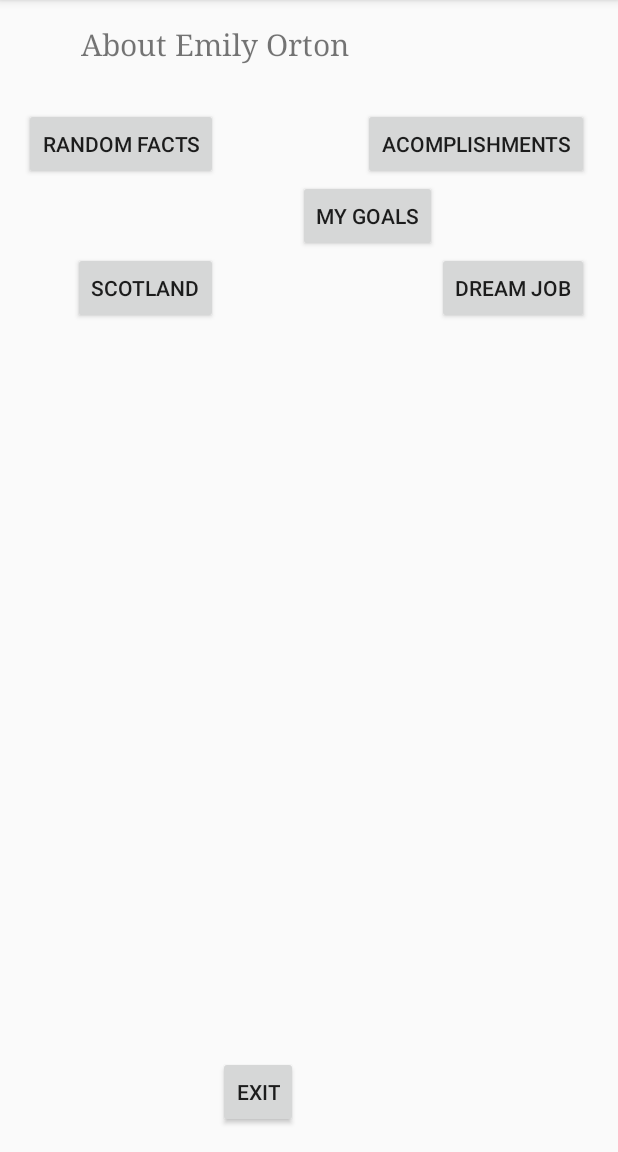
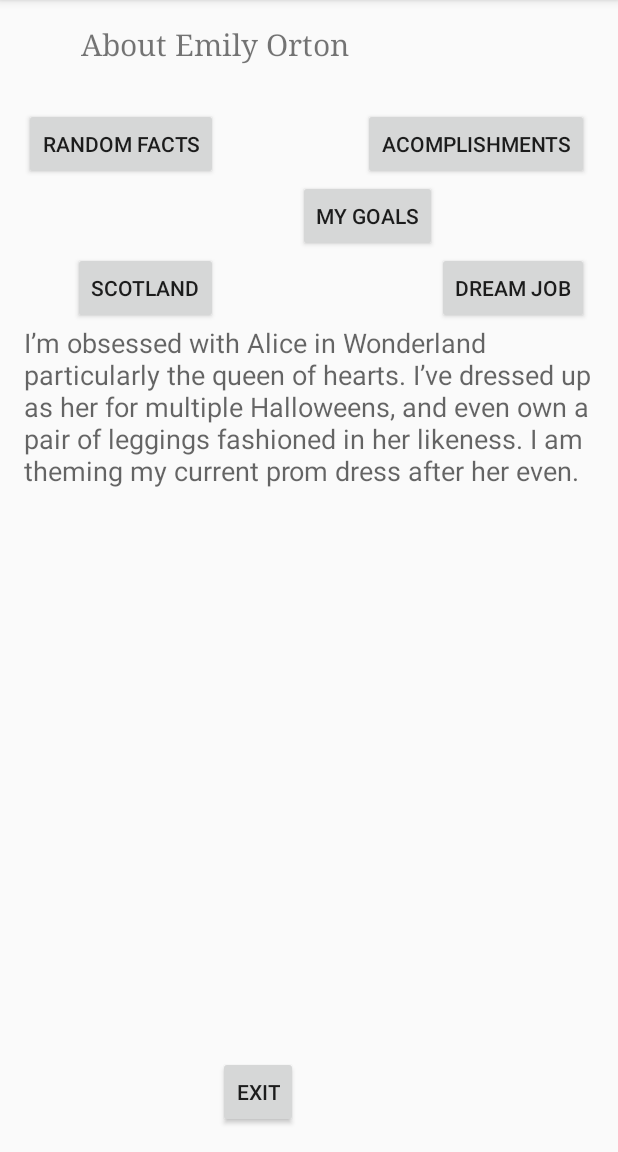
Before and after one commit to Wellrabbit/AboutMeAndroid, an Android app: the screen it shows after launch (StuffAboutMeActivity), in the options menu, after a tap on "Settings", on a phone screen of 412 x 824 dp, the part 84-1236 px from its top. Run offline under Robolectric (Android 15) with nearby library versions, the phone set to English and light mode, and no system bars.

Commit message:
Added String

```diff
--- a/app/src/main/java/ctec/aboutmeandroid/StuffAboutMeActivity.java
+++ b/app/src/main/java/ctec/aboutmeandroid/StuffAboutMeActivity.java
@@ -8,9 +8,11 @@ import android.widget.Button;
 import android.widget.RelativeLayout;
 import android.widget.TextView;
 import android.widget.ImageView;
+import android.view.View;
 
 public class StuffAboutMeActivity extends AppCompatActivity {
 //Put pictures into drawable folder to upload them
+//Create a Sepperate ImageView for each
     private Button randomFactsButton;
     private Button acomplishmentsButton;
     private Button myGoalsButton;
@@ -19,6 +21,7 @@ public class StuffAboutMeActivity extends AppCompatActivity {
     private Button exitButton;
     private TextView aboutMeText;
     private ImageView aboutMeImage;
+
 
     @Override
     protected void onCreate(Bundle savedInstanceState) {
@@ -39,7 +42,14 @@ public class StuffAboutMeActivity extends AppCompatActivity {
 
 private void setupListeners()
 {
-
+    randomFactsButton.setOnClickListener(new View.OnClickListener()
+    {
+        @Override
+        public void onClick(View buttonView)
+        {
+            changeRandomFacts();
+        }
+    });
 }
 
     @Override
@@ -63,4 +73,11 @@ private void setupListeners()
 
         return super.onOptionsItemSelected(item);
     }
+    private void changeRandomFacts()
+    {
+        //image.setVisibility(View.GONE /OR VISIBLE)
+        aboutMeText.setText(R.string.random_facts);
+    }
+
+
 }
--- a/app/src/main/res/values/strings.xml
+++ b/app/src/main/res/values/strings.xml
@@ -1,4 +1,7 @@
 <resources>
     <string name="app_name">AboutMeAndroid</string>
     <string name="action_settings">Settings</string>
+
+    <string name="random_facts">I\’m obsessed with Alice in Wonderland particularly the queen of hearts. I\’ve dressed up as her for multiple Halloweens, and even own a pair of leggings fashioned in her likeness. I am theming my current prom dress after her even.</string>
+
 </resources>
```
